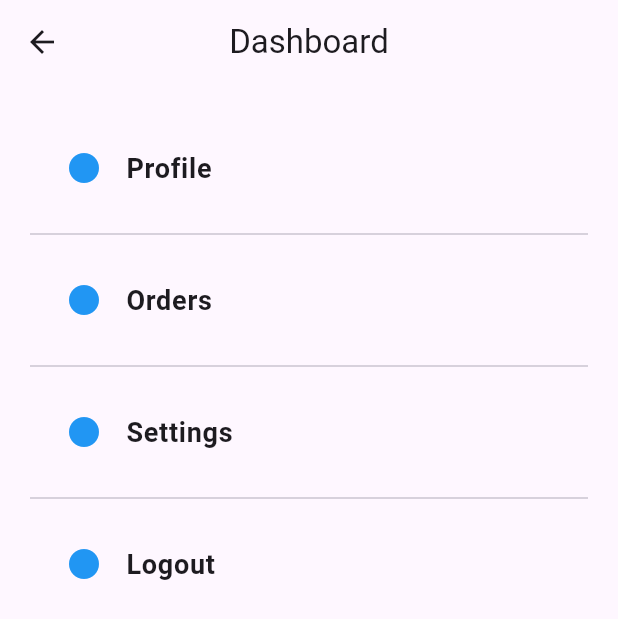
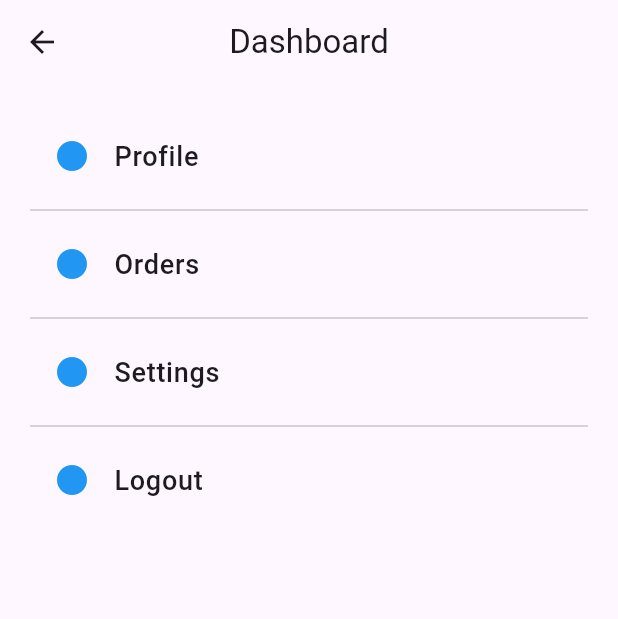
Before and after one commit to manjeetsinghgoyal/flutter_sample, a Flutter app: the HomeScreen screen opened by its route, on a phone screen of 412 x 824 dp. Shown: the top 619 px of the screen. Run offline on Flutter 3.47's test engine with Material 3 defaults, Android fonts, the phone set to English and light mode, and no system bars; our stand-ins replace flutter_bloc; accounts and stored records are empty.

Commit message:
Day 5: Code for custom exception and bloc code snapshot

```diff
--- /dev/null
+++ b/lib/counterevent.dart
@@ -0,0 +1,99 @@
+import 'package:flutter/material.dart';
+import 'package:flutter_bloc/flutter_bloc.dart';
+/*
+
+abstract class Payment{
+  void pay(double amount);
+}
+
+class UpiPayment extends Payment{
+  @override
+  void pay(double amount){
+    print("amount paid via UPI $amount");
+  }
+}
+
+class CardPayment extends Payment{
+  @override
+  void pay(double amount){
+    print("amount paid via Card $amount");
+  }
+}
+
+void main(){
+  Payment payment = UpiPayment();
+  payment.pay(100);
+
+  payment = CardPayment();
+  payment.pay(200);
+}
+*/
+
+
+
+
+
+abstract class CounterEvent {}
+
+
+class Increment extends CounterEvent {}
+
+class Decrement extends CounterEvent {}
+
+class CounterState {
+  final int count;
+
+  CounterState(this.count);
+}
+
+class CounterBloc extends Bloc<CounterEvent, CounterState> {
+  CounterBloc() : super(CounterState(0)) {
+    on<Increment>((event, emit) => emit(CounterState(state.count + 1)));
+    on<Decrement>((event, emit) => emit(CounterState(state.count - 1)));
+  }
+}
+
+void main() {
+  runApp(BlocProvider(create: (context) => CounterBloc(), child: MyApp()));
+}
+
+class MyApp extends StatelessWidget {
+  @override
+  Widget build(BuildContext context) {
+    return MaterialApp(
+      home: Scaffold(
+        appBar: AppBar(title: const Text("Custom Error Handling Example")),
+        body: Center(
+          child: BlocBuilder<CounterBloc, CounterState>(
+            builder: (context, state) {
+              return Text(
+                "Counter value:- ${state.count}",
+                style: TextStyle(fontSize: 15),
+              );
+            },
+          ),
+        ),
+        floatingActionButton: Row(
+          mainAxisAlignment: MainAxisAlignment.end,
+          children: [
+            FloatingActionButton(
+              heroTag: "buttonIncrement",
+              onPressed: () {
+                context.read<CounterBloc>().add(Increment());
+              },
+              child: Icon(Icons.add),
+            ),
+            SizedBox(width: 15),
+            FloatingActionButton(
+              heroTag: "buttonDecrement",
+              onPressed: () {
+                context.read<CounterBloc>().add(Decrement());
+              },
+              child: Icon(Icons.remove),
+            ),
+          ],
+        ),
+      ),
+    );
+  }
+}
--- a/lib/routes.dart
+++ b/lib/routes.dart
@@ -2,13 +2,11 @@ import 'package:flutter/material.dart';
 import 'screens/login_screen.dart';
 import 'screens/signup_screen.dart';
 import 'screens/home_screen.dart';
-import 'screens/customer_view.dart';
 
 class Routes {
   static const String login = '/login';
   static const String signup = '/signup';
   static const String home = '/home';
-  static const String detail = '/detail';
 
   static Route<dynamic> generateRoute(RouteSettings settings) {
     switch (settings.name) {
@@ -18,8 +16,6 @@ class Routes {
         return MaterialPageRoute(builder: (_) => SignupScreen());
       case home:
         return MaterialPageRoute(builder: (_) => HomeScreen());
-      case detail:
-        return MaterialPageRoute(builder: (_) => CustomerView());
       default:
         return MaterialPageRoute(
           builder: (_) => Scaffold(
--- a/lib/screens/home_screen.dart
+++ b/lib/screens/home_screen.dart
@@ -16,22 +16,16 @@ class HomeScreen extends StatelessWidget {
         itemCount: items.length,
         separatorBuilder: (_, __) => Divider(),
         itemBuilder: (context, index) {
-          return Padding(
-            padding: const EdgeInsets.all(8.0),
-            child: ListTile(
+          return ListTile(
             leading: Icon(Icons.circle, color: Colors.blue),
             title: Text(items[index],
-                  style: TextStyle(fontSize: 18, fontWeight: FontWeight.bold)),
+                style: TextStyle(fontSize: 18, fontWeight: FontWeight.w500)),
             onTap: () {
               if (items[index] == "Logout") {
                 Navigator.pushNamedAndRemoveUntil(
                     context, Routes.login, (route) => false);
               }
-                else if(items[index] == "Profile"){
-                  Navigator.pushNamed(context, Routes.detail);
-                }
             },
-            ),
           );
         },
       ),
```
Also changed, not shown: lib/custombutton.dart (added, +42 -0 lines), lib/customeexception.dart (added, +119 -0 lines), lib/screens/login_screen.dart (+2 -30 lines), lib/screens/signup_screen.dart (+7 -49 lines), pubspec.yaml (+7 -8 lines), pubspec.lock, 1 other file. Lines whose indentation alone changed are shown as unchanged.
